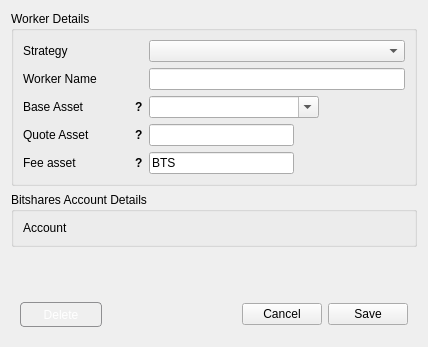
Before: the Qt Designer form dexbot/views/ui/edit_worker_window.ui in xeroc/stakemachine, drawn with Qt 5.
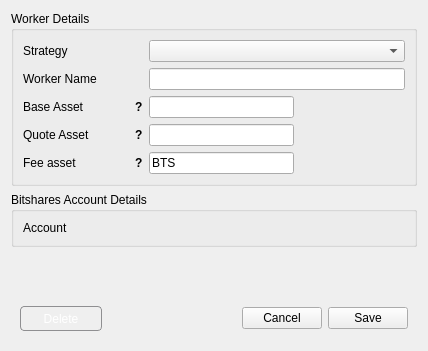
After: the same form once the commit is applied.

Commit message: Change base asset field to blank field

The edit to the form file:
```diff
--- a/dexbot/views/ui/edit_worker_window.ui
+++ b/dexbot/views/ui/edit_worker_window.ui
@@ -7,7 +7,7 @@
     <x>0</x>
     <y>0</y>
     <width>428</width>
-    <height>347</height>
+    <height>351</height>
    </rect>
   </property>
   <property name="windowTitle">
@@ -74,25 +74,6 @@
       <item row="1" column="1">
        <widget class="QLineEdit" name="worker_name_input"/>
       </item>
-      <item row="3" column="1">
-       <widget class="QComboBox" name="base_asset_input">
-        <property name="sizePolicy">
-         <sizepolicy hsizetype="Fixed" vsizetype="Fixed">
-          <horstretch>0</horstretch>
-          <verstretch>0</verstretch>
-         </sizepolicy>
-        </property>
-        <property name="minimumSize">
-         <size>
-          <width>170</width>
-          <height>0</height>
-         </size>
-        </property>
-        <property name="editable">
-         <bool>true</bool>
-        </property>
-       </widget>
-      </item>
       <item row="5" column="1">
        <widget class="QLineEdit" name="quote_asset_input">
         <property name="sizePolicy">
@@ -398,6 +379,28 @@
         </property>
        </widget>
       </item>
+      <item row="3" column="1">
+       <widget class="QLineEdit" name="base_asset_input">
+        <property name="sizePolicy">
+         <sizepolicy hsizetype="Fixed" vsizetype="Fixed">
+          <horstretch>0</horstretch>
+          <verstretch>0</verstretch>
+         </sizepolicy>
+        </property>
+        <property name="minimumSize">
+         <size>
+          <width>145</width>
+          <height>0</height>
+         </size>
+        </property>
+        <property name="maximumSize">
+         <size>
+          <width>145</width>
+          <height>16777215</height>
+         </size>
+        </property>
+       </widget>
+      </item>
      </layout>
     </widget>
    </item>
```
The commit also changes 6 other files.
